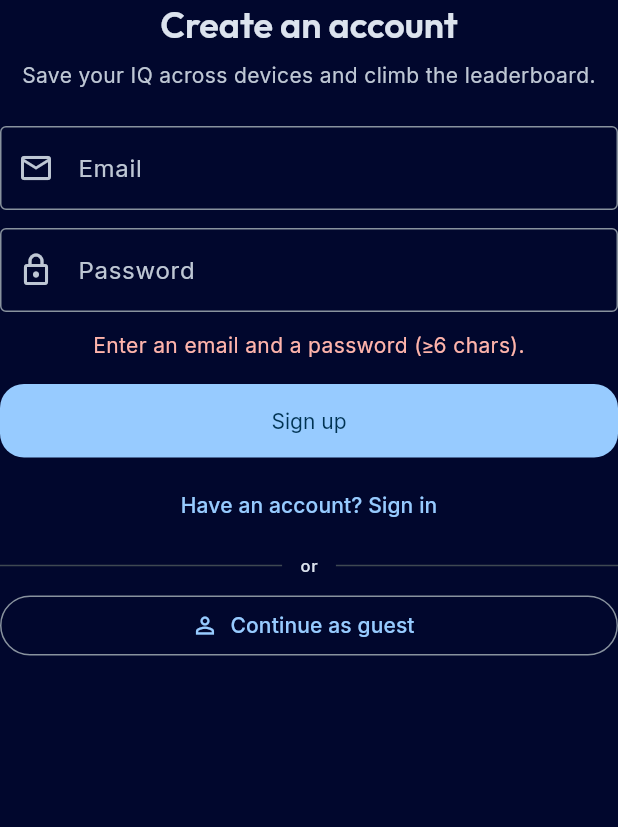
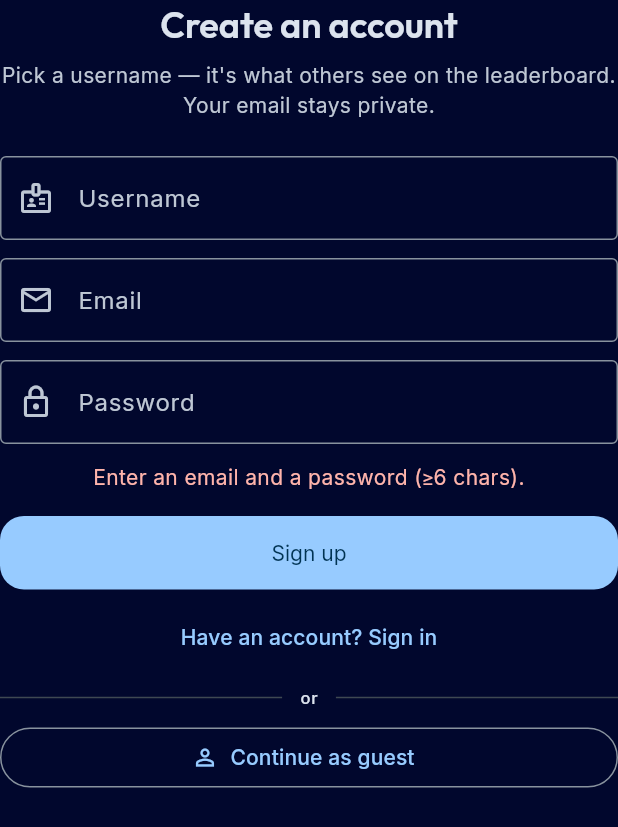
Before and after one commit to BradHeff/HeffelHoff-Sudoku, a Flutter app: the _SignInForm widget shown alone on an empty page, opened directly, after a tap on "Sign in", after a tap on "New here? Create an account", on a phone screen of 412 x 824 dp. Shown: the top 827 px of the screen. Run offline on Flutter 3.47's test engine with Material 3 defaults, Android fonts, the phone set to English and light mode, and no system bars; our stand-ins replace audioplayers, confetti, flutter_animate, flutter_riverpod, go_router, google_fonts and 1 more; accounts and stored records are empty.

Commit message:
Username field on signup form
Adds a Username text field that appears only in the sign-up form,
above email. After signUpWithEmail succeeds we immediately update
profiles.display_name with the chosen username so the user never
appears on the leaderboard with the Player#### placeholder — the
email's local part has no chance to leak into a public ranking
even momentarily.

Validation reuses ProfileRepository.validateUsername (2-24 chars,
no @, no double whitespace). Sign-in form is unchanged.

If the project still has email-confirm enabled, the post-signup
update may be blocked by RLS until the user confirms. We swallow
that error silently — the user can still set their username from
the account sheet once signed in.

```diff
--- a/lib/features/auth/presentation/account_sheet.dart
+++ b/lib/features/auth/presentation/account_sheet.dart
@@ -56,6 +56,7 @@ class _SignInForm extends ConsumerStatefulWidget {
 }
 
 class _SignInFormState extends ConsumerState<_SignInForm> {
+  final _usernameController = TextEditingController();
   final _emailController = TextEditingController();
   final _passwordController = TextEditingController();
   bool _isSignUp = false;
@@ -64,14 +65,24 @@ class _SignInFormState extends ConsumerState<_SignInForm> {
 
   @override
   void dispose() {
+    _usernameController.dispose();
     _emailController.dispose();
     _passwordController.dispose();
     super.dispose();
   }
 
   Future<void> _submit() async {
+    final username = _usernameController.text.trim();
     final email = _emailController.text.trim();
     final password = _passwordController.text;
+
+    if (_isSignUp) {
+      final usernameErr = ProfileRepository.validateUsername(username);
+      if (usernameErr != null) {
+        setState(() => _error = usernameErr);
+        return;
+      }
+    }
     if (email.isEmpty || password.length < 6) {
       setState(() => _error = 'Enter an email and a password (≥6 chars).');
       return;
@@ -80,12 +91,26 @@ class _SignInFormState extends ConsumerState<_SignInForm> {
       _busy = true;
       _error = null;
     });
-    final repo = ref.read(authRepositoryProvider);
+    final auth = ref.read(authRepositoryProvider);
     try {
       if (_isSignUp) {
-        await repo.signUpWithEmail(email: email, password: password);
+        final response = await auth.signUpWithEmail(email: email, password: password);
+        final user = response.user;
+        if (user != null) {
+          try {
+            await ref.read(profileRepositoryProvider).updateDisplayName(
+                  userId: user.id,
+                  name: username,
+                );
+          } catch (_) {
+            // RLS may block the write before email confirmation; the
+            // user can finish setting their username from the account
+            // sheet once signed in.
+          }
+          ref.invalidate(currentProfileProvider);
+        }
       } else {
-        await repo.signInWithEmail(email: email, password: password);
+        await auth.signInWithEmail(email: email, password: password);
       }
       if (!mounted) return;
       Navigator.of(context).pop();
@@ -148,11 +173,32 @@ class _SignInFormState extends ConsumerState<_SignInForm> {
         ),
         const SizedBox(height: 8),
         Text(
-          'Save your IQ across devices and climb the leaderboard.',
+          _isSignUp
+              ? 'Pick a username — it\'s what others see on the '
+                  'leaderboard. Your email stays private.'
+              : 'Save your IQ across devices and climb the leaderboard.',
           style: text.bodyMedium?.copyWith(color: scheme.onSurfaceVariant),
           textAlign: TextAlign.center,
         ),
         const SizedBox(height: 24),
+        if (_isSignUp) ...[
+          TextField(
+            controller: _usernameController,
+            maxLength: 24,
+            autocorrect: false,
+            enableSuggestions: false,
+            textInputAction: TextInputAction.next,
+            decoration: const InputDecoration(
+              labelText: 'Username',
+              hintText: 'How others will know you',
+              border: OutlineInputBorder(),
+              prefixIcon: Icon(Icons.badge_outlined),
+              counterText: '',
+            ),
+            enabled: !_busy,
+          ),
+          const SizedBox(height: 12),
+        ],
         TextField(
           controller: _emailController,
           keyboardType: TextInputType.emailAddress,
```
